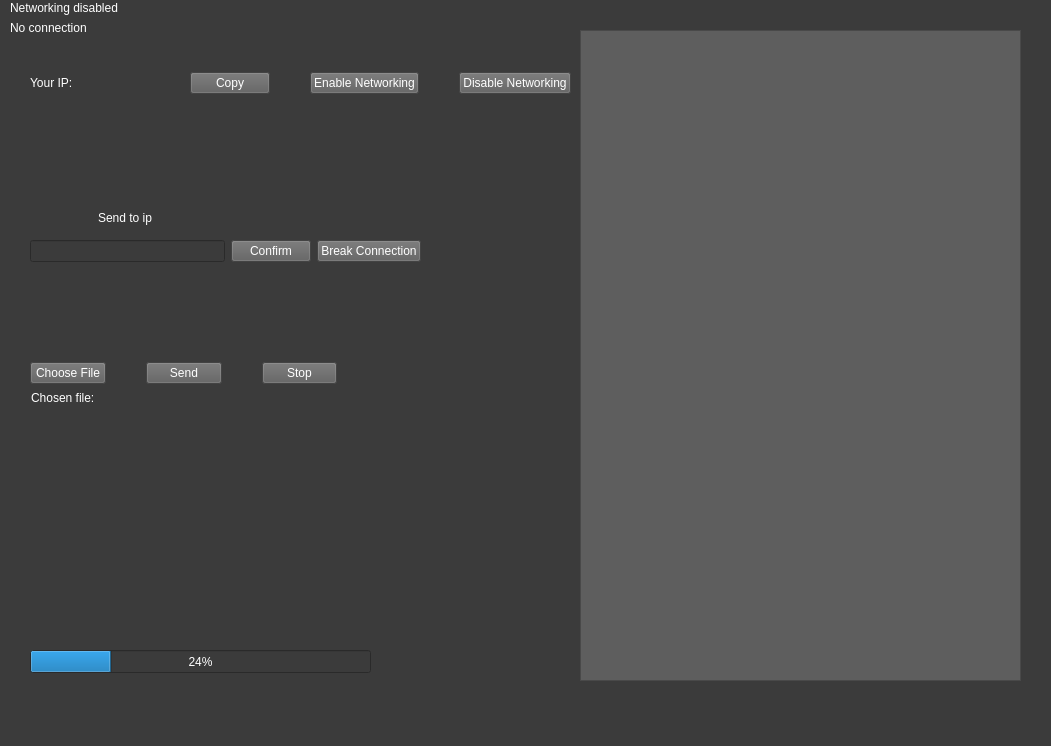
Qt form mainGUI.ui (Cral0202/P2P-File-Share) before a commit.
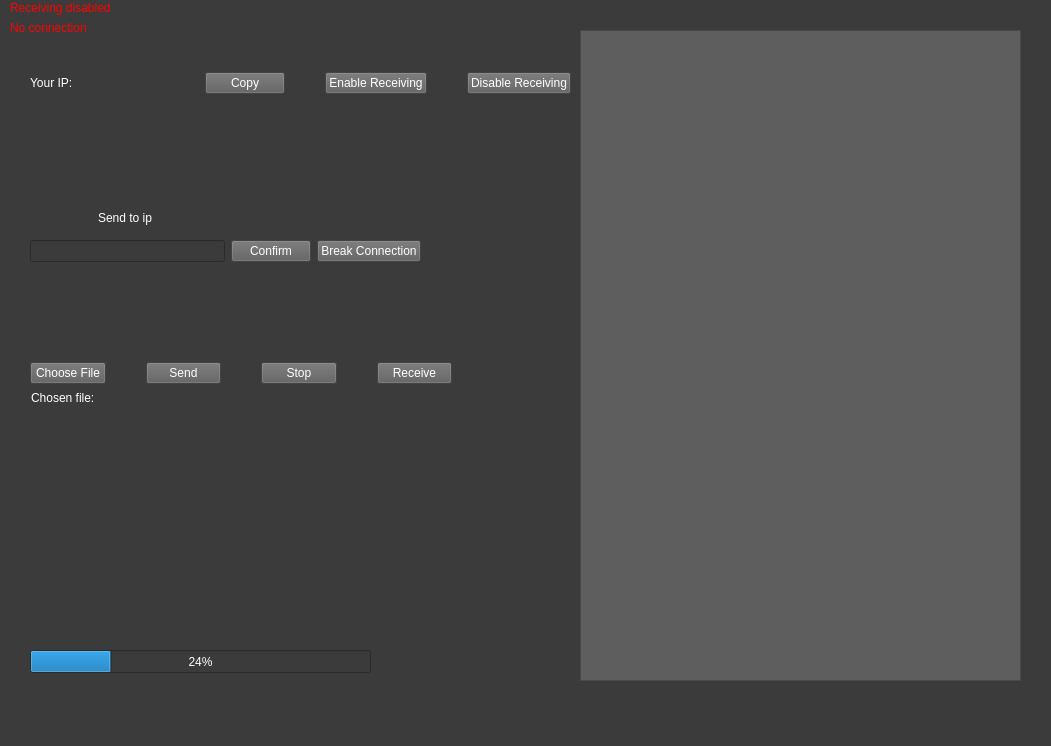
The same form after that commit.

```diff
--- a/mainGUI.ui
+++ b/mainGUI.ui
@@ -143,7 +143,7 @@
 color: rgb(255, 255, 255);</string>
        </property>
        <property name="text">
-        <string>Enable Networking</string>
+        <string>Enable Receiving</string>
        </property>
       </widget>
      </item>
@@ -154,7 +154,7 @@
 color: rgb(255, 255, 255);</string>
        </property>
        <property name="text">
-        <string>Disable Networking</string>
+        <string>Disable Receiving</string>
        </property>
       </widget>
      </item>
@@ -230,7 +230,7 @@
      <rect>
       <x>30</x>
       <y>360</y>
-      <width>307</width>
+      <width>422</width>
       <height>26</height>
      </rect>
     </property>
@@ -271,6 +271,17 @@
        </property>
       </widget>
      </item>
+     <item>
+      <widget class="QPushButton" name="receiveButton">
+       <property name="styleSheet">
+        <string notr="true">background-color: rgb(94, 94, 94);
+color: rgb(255, 255, 255);</string>
+       </property>
+       <property name="text">
+        <string>Receive</string>
+       </property>
+      </widget>
+     </item>
     </layout>
    </widget>
    <widget class="QLabel" name="networkingLabel">
@@ -289,10 +300,10 @@
      </sizepolicy>
     </property>
     <property name="styleSheet">
-     <string notr="true">color: rgb(255, 255, 255);</string>
+     <string notr="true">color: red;</string>
     </property>
     <property name="text">
-     <string>Networking disabled</string>
+     <string>Receiving disabled</string>
     </property>
    </widget>
    <widget class="QLabel" name="connectionLabel">
@@ -311,7 +322,7 @@
      </sizepolicy>
     </property>
     <property name="styleSheet">
-     <string notr="true">color: rgb(255, 255, 255);</string>
+     <string notr="true">color: red;</string>
     </property>
     <property name="text">
      <string>No connection</string>
```
Left out of the diff: 6 changed lines with no effect on the pictures.
